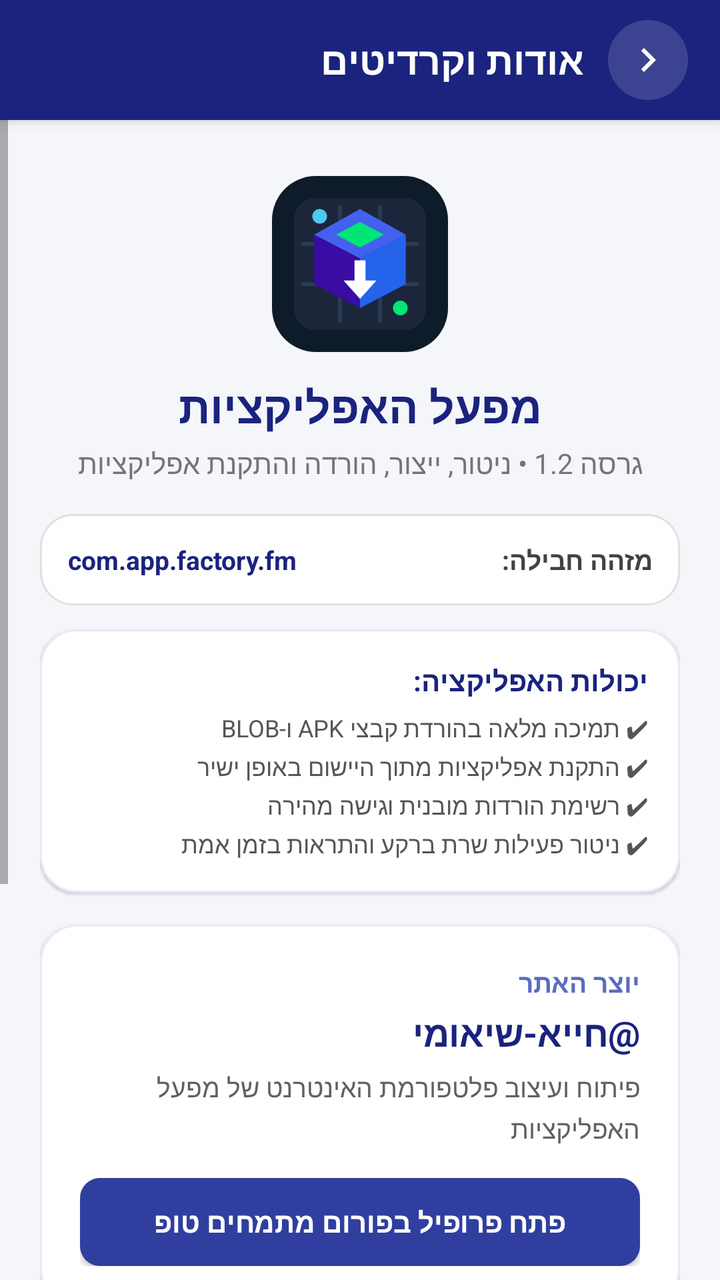
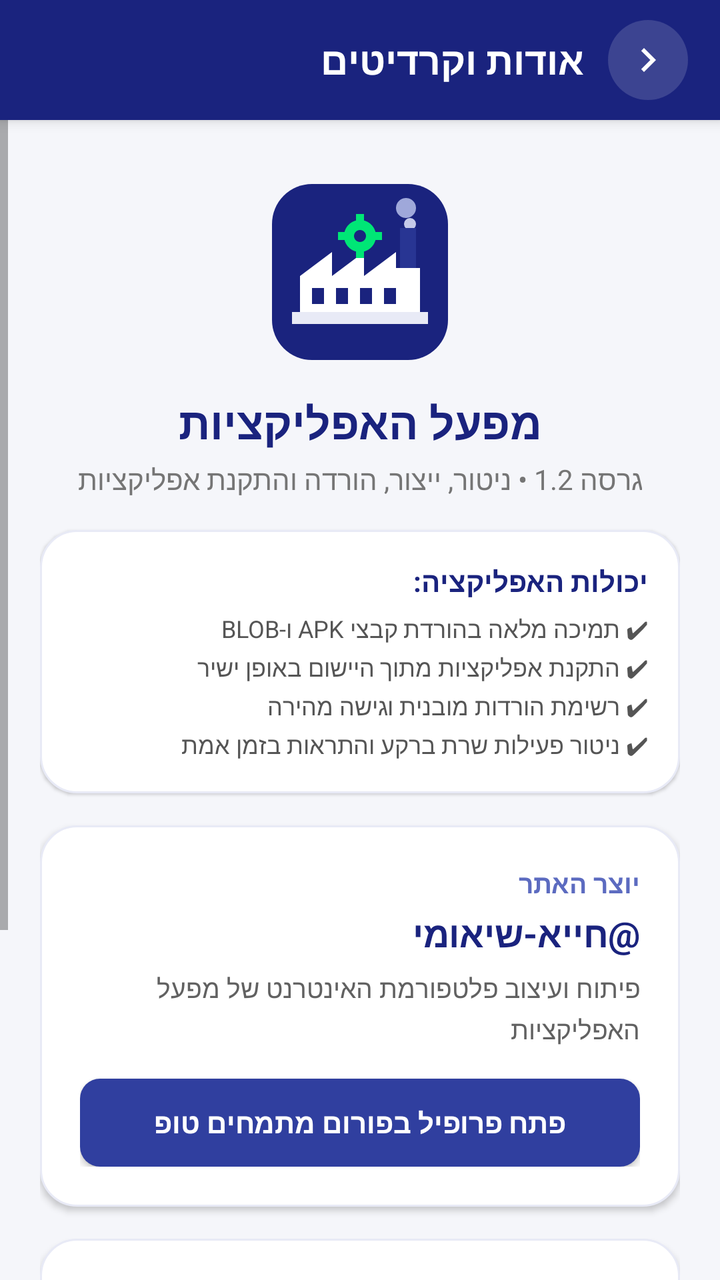

Screens rendered from an Android XML layout before and after an edit, with the pre-edit source and the edit as a unified diff.
<!-- AndroidManifest.xml: application theme android:Theme.Material.Light.NoActionBar -->
<!-- res/layout/activity_about.xml -->
<LinearLayout xmlns:android="http://schemas.android.com/apk/res/android"
    android:layout_width="match_parent"
    android:layout_height="match_parent"
    android:background="#F5F6FA"
    android:layoutDirection="rtl"
    android:orientation="vertical">

    
    <LinearLayout
        android:id="@+id/aboutHeaderBar"
        android:layout_width="match_parent"
        android:layout_height="60dp"
        android:background="#1A237E"
        android:elevation="4dp"
        android:gravity="center_vertical"
        android:orientation="horizontal"
        android:paddingEnd="16dp"
        android:paddingStart="16dp">

        <ImageButton
            android:id="@+id/btnAboutBack"
            android:layout_width="40dp"
            android:layout_height="40dp"
            android:layout_marginEnd="12dp"
            android:background="@drawable/bg_action_btn"
            android:contentDescription="@string/back"
            android:padding="8dp"
            android:src="@drawable/ic_arrow_back" />

        <TextView
            android:layout_width="wrap_content"
            android:layout_height="wrap_content"
            android:text="@string/about_title"
            android:textColor="#FFFFFF"
            android:textSize="19sp"
            android:textStyle="bold" />

    </LinearLayout>

    <ScrollView
        android:layout_width="match_parent"
        android:layout_height="match_parent"
        android:fillViewport="true">

        <LinearLayout
            android:layout_width="match_parent"
            android:layout_height="wrap_content"
            android:gravity="center_horizontal"
            android:orientation="vertical"
            android:padding="20dp">

            
            <ImageView
                android:layout_width="88dp"
                android:layout_height="88dp"
                android:layout_marginTop="8dp"
                android:contentDescription="@string/app_name"
                android:src="@drawable/ic_launcher" />

            <TextView
                android:layout_width="wrap_content"
                android:layout_height="wrap_content"
                android:layout_marginTop="12dp"
                android:text="@string/site_title"
                android:textColor="#1A237E"
                android:textSize="22sp"
                android:textStyle="bold" />

            <TextView
                android:layout_width="wrap_content"
                android:layout_height="wrap_content"
                android:layout_marginTop="4dp"
                android:text="@string/app_subtitle"
                android:textColor="#757575"
                android:textSize="14sp" />

            
            <LinearLayout
                android:layout_width="match_parent"
                android:layout_height="wrap_content"
                android:layout_marginTop="16dp"
                android:background="@drawable/bg_card"
                android:orientation="horizontal"
                android:padding="14dp">

                <TextView
                    android:layout_width="0dp"
                    android:layout_height="wrap_content"
                    android:layout_weight="1"
                    android:text="@string/package_name_label"
                    android:textColor="#424242"
                    android:textSize="13sp"
                    android:textStyle="bold" />

                <TextView
                    android:id="@+id/tvPackageName"
                    android:layout_width="wrap_content"
                    android:layout_height="wrap_content"
                    android:text="@string/package_name_val"
                    android:textColor="#1A237E"
                    android:textSize="13sp"
                    android:textStyle="bold" />

            </LinearLayout>

            
            <LinearLayout
                android:layout_width="match_parent"
                android:layout_height="wrap_content"
                android:layout_marginTop="12dp"
                android:background="@drawable/bg_credit_card"
                android:elevation="1dp"
                android:orientation="vertical"
                android:padding="16dp">

                <TextView
                    android:layout_width="wrap_content"
                    android:layout_height="wrap_content"
                    android:text="@string/features_title"
                    android:textColor="#1A237E"
                    android:textSize="14sp"
                    android:textStyle="bold" />

                <TextView
                    android:layout_width="wrap_content"
                    android:layout_height="wrap_content"
                    android:layout_marginTop="6dp"
                    android:lineSpacingExtra="3dp"
                    android:text="@string/features_desc"
                    android:textColor="#555555"
                    android:textSize="12sp" />

            </LinearLayout>

            
            <LinearLayout
                android:layout_width="match_parent"
                android:layout_height="wrap_content"
                android:layout_marginTop="16dp"
                android:background="@drawable/bg_credit_card"
                android:elevation="2dp"
                android:orientation="vertical"
                android:padding="20dp">

                <TextView
                    android:layout_width="wrap_content"
                    android:layout_height="wrap_content"
                    android:text="@string/credit_site_creator_label"
                    android:textColor="#5C6BC0"
                    android:textSize="13sp"
                    android:textStyle="bold" />

                <TextView
                    android:layout_width="wrap_content"
                    android:layout_height="wrap_content"
                    android:layout_marginTop="4dp"
                    android:text="@string/credit_site_creator_name"
                    android:textColor="#1A237E"
                    android:textSize="18sp"
                    android:textStyle="bold" />

                <TextView
                    android:layout_width="wrap_content"
                    android:layout_height="wrap_content"
                    android:layout_marginTop="6dp"
                    android:lineSpacingExtra="3dp"
                    android:text="@string/credit_site_creator_desc"
                    android:textColor="#616161"
                    android:textSize="13sp" />

                <Button
                    android:id="@+id/btnSiteCreatorProfile"
                    android:layout_width="match_parent"
                    android:layout_height="44dp"
                    android:layout_marginTop="16dp"
                    android:background="@drawable/bg_link_btn"
                    android:text="@string/open_profile"
                    android:textColor="#FFFFFF"
                    android:textSize="14sp"
                    android:textStyle="bold" />

            </LinearLayout>

            
            <LinearLayout
                android:layout_width="match_parent"
                android:layout_height="wrap_content"
                android:layout_marginTop="16dp"
                android:background="@drawable/bg_credit_card"
                android:elevation="2dp"
                android:orientation="vertical"
                android:padding="20dp">

                <TextView
                    android:layout_width="wrap_content"
                    android:layout_height="wrap_content"
                    android:text="@string/credit_app_creator_label"
                    android:textColor="#5C6BC0"
                    android:textSize="13sp"
                    android:textStyle="bold" />

                <TextView
                    android:layout_width="wrap_content"
                    android:layout_height="wrap_content"
                    android:layout_marginTop="4dp"
                    android:text="@string/credit_app_creator_name"
                    android:textColor="#1A237E"
                    android:textSize="18sp"
                    android:textStyle="bold" />

                <TextView
                    android:layout_width="wrap_content"
                    android:layout_height="wrap_content"
                    android:layout_marginTop="6dp"
                    android:lineSpacingExtra="3dp"
                    android:text="@string/credit_app_creator_desc"
                    android:textColor="#616161"
                    android:textSize="13sp" />

                <Button
                    android:id="@+id/btnAppCreatorProfile"
                    android:layout_width="match_parent"
                    android:layout_height="44dp"
                    android:layout_marginTop="16dp"
                    android:background="@drawable/bg_link_btn"
                    android:text="@string/open_profile"
                    android:textColor="#FFFFFF"
                    android:textSize="14sp"
                    android:textStyle="bold" />

            </LinearLayout>

            <TextView
                android:layout_width="wrap_content"
                android:layout_height="wrap_content"
                android:layout_marginBottom="16dp"
                android:layout_marginTop="28dp"
                android:text="@string/mitmachim_credit"
                android:textColor="#9E9E9E"
                android:textSize="12sp" />

        </LinearLayout>
    </ScrollView>

</LinearLayout>
<!-- resources referenced by this layout -->
<resources>
  <!-- drawable bg_action_btn (drawable) -->
  <shape xmlns:android="http://schemas.android.com/apk/res/android"
      android:shape="oval">
      <solid android:color="#26FFFFFF" />
  </shape>
  <!-- drawable bg_card (drawable) -->
  <shape xmlns:android="http://schemas.android.com/apk/res/android"
      android:shape="rectangle">
      <solid android:color="#FFFFFF" />
      <corners android:radius="16dp" />
      <stroke android:width="1dp" android:color="#E0E0E0" />
  </shape>
  <!-- drawable bg_credit_card (drawable) -->
  <shape xmlns:android="http://schemas.android.com/apk/res/android"
      android:shape="rectangle">
      <solid android:color="#FFFFFF" />
      <corners android:radius="18dp" />
      <stroke
          android:width="1dp"
          android:color="#E8EAF6" />
  </shape>
  <!-- drawable bg_link_btn (drawable) -->
  <shape xmlns:android="http://schemas.android.com/apk/res/android"
      android:shape="rectangle">
      <solid android:color="#303F9F" />
      <corners android:radius="10dp" />
  </shape>
  <!-- drawable ic_launcher (drawable) -->
  <vector xmlns:android="http://schemas.android.com/apk/res/android"
      android:width="96dp"
      android:height="96dp"
      android:viewportWidth="96"
      android:viewportHeight="96">
  
      
      <path
          android:fillColor="#0D1B2A"
          android:pathData="M24,0 L72,0 C85.25,0 96,10.75 96,24 L96,72 C96,85.25 85.25,96 72,96 L24,96 C10.75,96 0,85.25 0,72 L0,24 C0,10.75 10.75,0 24,0 Z" />
  
      
      <path
          android:fillColor="#1B263B"
          android:pathData="M12,24 C12,17.37 17.37,12 24,12 L72,12 C78.63,12 84,17.37 84,24 L84,72 C84,78.63 78.63,84 72,84 L24,84 C17.37,84 12,78.63 12,72 Z" />
  
      
      <path
          android:fillColor="#2A3C53"
          android:pathData="M16,36 L80,36 L80,38 L16,38 Z M16,58 L80,58 L80,60 L16,60 Z M36,16 L38,16 L38,80 L36,80 Z M58,16 L60,16 L60,80 L58,80 Z" />
  
      
      <path
          android:fillColor="#4361EE"
          android:pathData="M48,18 L73,32 L48,45 L23,32 Z" />
  
      
      <path
          android:fillColor="#3A0CA3"
          android:pathData="M23,32 L48,45 L48,72 L23,59 Z" />
  
      
      <path
          android:fillColor="#2563EB"
          android:pathData="M48,45 L73,32 L73,59 L48,72 Z" />
  
      
      <path
          android:fillColor="#00E676"
          android:pathData="M48,25 L61,32 L48,39 L35,32 Z" />
  
      
      <path
          android:fillColor="#FFFFFF"
          android:pathData="M45,46 L51,46 L51,57 L57,57 L48,67 L39,57 L45,57 Z" />
  
      
      <path
          android:fillColor="#4CC9F0"
          android:pathData="M22,22 A4,4 0 1,1 30,22 A4,4 0 1,1 22,22 Z" />
      <path
          android:fillColor="#00E676"
          android:pathData="M66,72 A4,4 0 1,1 74,72 A4,4 0 1,1 66,72 Z" />
  
  </vector>
  <string name="about_title">אודות וקרדיטים</string>
  <string name="app_name">App Factory</string>
  <string name="app_subtitle">גרסה 1.2 • ניטור, ייצור, הורדה והתקנת אפליקציות</string>
  <string name="back">חזרה</string>
  <string name="credit_app_creator_desc">פיתוח אפליקציית האנדרואיד com.app.factory.fm, הורדות, התקנת APK וניטור רקע</string>
  <string name="credit_app_creator_label">יוצר האפליקציה</string>
  <string name="credit_app_creator_name">@נוחעם-FM</string>
  <string name="credit_site_creator_desc">פיתוח ועיצוב פלטפורמת האינטרנט של מפעל האפליקציות</string>
  <string name="credit_site_creator_label">יוצר האתר</string>
  <string name="credit_site_creator_name">@חייא-שיאומי</string>
  <string name="features_desc">✔ תמיכה מלאה בהורדת קבצי APK ו-BLOB\n✔ התקנת אפליקציות מתוך היישום באופן ישיר\n✔ רשימת הורדות מובנית וגישה מהירה\n✔ ניטור פעילות שרת ברקע והתראות בזמן אמת</string>
  <string name="features_title">יכולות האפליקציה:</string>
  <string name="mitmachim_credit">קהילת מתמחים טופ • mitmachim.top</string>
  <string name="open_profile">פתח פרופיל בפורום מתמחים טופ</string>
  <string name="package_name_label">מזהה חבילה:</string>
  <string name="package_name_val">com.app.factory.fm</string>
  <string name="site_title">מפעל האפליקציות</string>
  <!-- unchanged entries left out for length: 1 -->
</resources>

<!-- the commit's change to res/layout/activity_about.xml (unified diff, before → after) -->
@@ -51,8 +51,9 @@
 
             
             <ImageView
-                android:layout_width="88dp"
-                android:layout_height="88dp"
+                android:id="@+id/ivAboutAppIcon"
+                android:layout_width="96dp"
+                android:layout_height="96dp"
                 android:layout_marginTop="8dp"
                 android:contentDescription="@string/app_name"
                 android:src="@drawable/ic_launcher" />
@@ -79,35 +80,6 @@
                 android:layout_width="match_parent"
                 android:layout_height="wrap_content"
                 android:layout_marginTop="16dp"
-                android:background="@drawable/bg_card"
-                android:orientation="horizontal"
-                android:padding="14dp">
-
-                <TextView
-                    android:layout_width="0dp"
-                    android:layout_height="wrap_content"
-                    android:layout_weight="1"
-                    android:text="@string/package_name_label"
-                    android:textColor="#424242"
-                    android:textSize="13sp"
-                    android:textStyle="bold" />
-
-                <TextView
-                    android:id="@+id/tvPackageName"
-                    android:layout_width="wrap_content"
-                    android:layout_height="wrap_content"
-                    android:text="@string/package_name_val"
-                    android:textColor="#1A237E"
-                    android:textSize="13sp"
-                    android:textStyle="bold" />
-
-            </LinearLayout>
-
-            
-            <LinearLayout
-                android:layout_width="match_parent"
-                android:layout_height="wrap_content"
-                android:layout_marginTop="12dp"
                 android:background="@drawable/bg_credit_card"
                 android:elevation="1dp"
                 android:orientation="vertical"
<!-- resource entries referenced after the edit -->
@@ -4,13 +4,6 @@
   <shape xmlns:android="http://schemas.android.com/apk/res/android"
       android:shape="oval">
       <solid android:color="#26FFFFFF" />
-  </shape>
-  <!-- drawable bg_card (drawable) -->
-  <shape xmlns:android="http://schemas.android.com/apk/res/android"
-      android:shape="rectangle">
-      <solid android:color="#FFFFFF" />
-      <corners android:radius="16dp" />
-      <stroke android:width="1dp" android:color="#E0E0E0" />
   </shape>
   <!-- drawable bg_credit_card (drawable) -->
   <shape xmlns:android="http://schemas.android.com/apk/res/android"
@@ -36,58 +29,52 @@
   
       
       <path
-          android:fillColor="#0D1B2A"
-          android:pathData="M24,0 L72,0 C85.25,0 96,10.75 96,24 L96,72 C96,85.25 85.25,96 72,96 L24,96 C10.75,96 0,85.25 0,72 L0,24 C0,10.75 10.75,0 24,0 Z" />
+          android:fillColor="#1A237E"
+          android:pathData="M24,4 L72,4 A20,20 0 0 1 92,24 L92,72 A20,20 0 0 1 72,92 L24,92 A20,20 0 0 1 4,72 L4,24 A20,20 0 0 1 24,4 Z" />
   
       
       <path
-          android:fillColor="#1B263B"
-          android:pathData="M12,24 C12,17.37 17.37,12 24,12 L72,12 C78.63,12 84,17.37 84,24 L84,72 C84,78.63 78.63,84 72,84 L24,84 C17.37,84 12,78.63 12,72 Z" />
+          android:fillColor="#9FA8DA"
+          android:pathData="M66,16 A5,5 0 1,1 76,16 A5,5 0 1,1 66,16 Z" />
+      <path
+          android:fillColor="#C5CAE9"
+          android:pathData="M70,24 A3,3 0 1,1 76,24 A3,3 0 1,1 70,24 Z" />
   
       
       <path
-          android:fillColor="#2A3C53"
-          android:pathData="M16,36 L80,36 L80,38 L16,38 Z M16,58 L80,58 L80,60 L16,60 Z M36,16 L38,16 L38,80 L36,80 Z M58,16 L60,16 L60,80 L58,80 Z" />
+          android:fillColor="#283593"
+          android:pathData="M68,26 L76,26 L76,46 L68,46 Z" />
   
       
       <path
-          android:fillColor="#4361EE"
-          android:pathData="M48,18 L73,32 L48,45 L23,32 Z" />
+          android:fillColor="#FFFFFF"
+          android:pathData="M18,68 L18,50 L34,38 L34,50 L50,38 L50,50 L66,38 L66,46 L78,46 L78,68 Z" />
   
       
       <path
-          android:fillColor="#3A0CA3"
-          android:pathData="M23,32 L48,45 L48,72 L23,59 Z" />
+          android:fillColor="#E8EAF6"
+          android:pathData="M14,68 L82,68 L82,74 L14,74 Z" />
   
       
       <path
-          android:fillColor="#2563EB"
-          android:pathData="M48,45 L73,32 L73,59 L48,72 Z" />
+          android:fillColor="#1A237E"
+          android:pathData="M24,56 L30,56 L30,64 L24,64 Z M36,56 L42,56 L42,64 L36,64 Z M48,56 L54,56 L54,64 L48,64 Z M60,56 L66,56 L66,64 L60,64 Z" />
   
       
       <path
           android:fillColor="#00E676"
-          android:pathData="M48,25 L61,32 L48,39 L35,32 Z" />
+          android:pathData="M48,22 C43.58,22 40,25.58 40,30 C40,34.42 43.58,38 48,38 C52.42,38 56,34.42 56,30 C56,25.58 52.42,22 48,22 Z M48,33 C46.34,33 45,31.66 45,30 C45,28.34 46.34,27 48,27 C49.66,27 51,28.34 51,30 C51,31.66 49.66,33 48,33 Z" />
   
-      
-      <path
-          android:fillColor="#FFFFFF"
-          android:pathData="M45,46 L51,46 L51,57 L57,57 L48,67 L39,57 L45,57 Z" />
-  
-      
-      <path
-          android:fillColor="#4CC9F0"
-          android:pathData="M22,22 A4,4 0 1,1 30,22 A4,4 0 1,1 22,22 Z" />
       <path
           android:fillColor="#00E676"
-          android:pathData="M66,72 A4,4 0 1,1 74,72 A4,4 0 1,1 66,72 Z" />
+          android:pathData="M46,19 L50,19 L50,23 L46,23 Z M46,37 L50,37 L50,41 L46,41 Z M37,28 L41,28 L41,32 L37,32 Z M55,28 L59,28 L59,32 L55,32 Z" />
   
   </vector>
   <string name="about_title">אודות וקרדיטים</string>
   <string name="app_name">App Factory</string>
   <string name="app_subtitle">גרסה 1.2 • ניטור, ייצור, הורדה והתקנת אפליקציות</string>
   <string name="back">חזרה</string>
-  <string name="credit_app_creator_desc">פיתוח אפליקציית האנדרואיד com.app.factory.fm, הורדות, התקנת APK וניטור רקע</string>
+  <string name="credit_app_creator_desc">פיתוח אפליקציית האנדרואיד, הורדות, התקנת APK וניטור רקע</string>
   <string name="credit_app_creator_label">יוצר האפליקציה</string>
   <string name="credit_app_creator_name">@נוחעם-FM</string>
   <string name="credit_site_creator_desc">פיתוח ועיצוב פלטפורמת האינטרנט של מפעל האפליקציות</string>
@@ -97,8 +84,6 @@
   <string name="features_title">יכולות האפליקציה:</string>
   <string name="mitmachim_credit">קהילת מתמחים טופ • mitmachim.top</string>
   <string name="open_profile">פתח פרופיל בפורום מתמחים טופ</string>
-  <string name="package_name_label">מזהה חבילה:</string>
-  <string name="package_name_val">com.app.factory.fm</string>
   <string name="site_title">מפעל האפליקציות</string>
   <!-- unchanged entries left out for length: 1 -->
 </resources>
